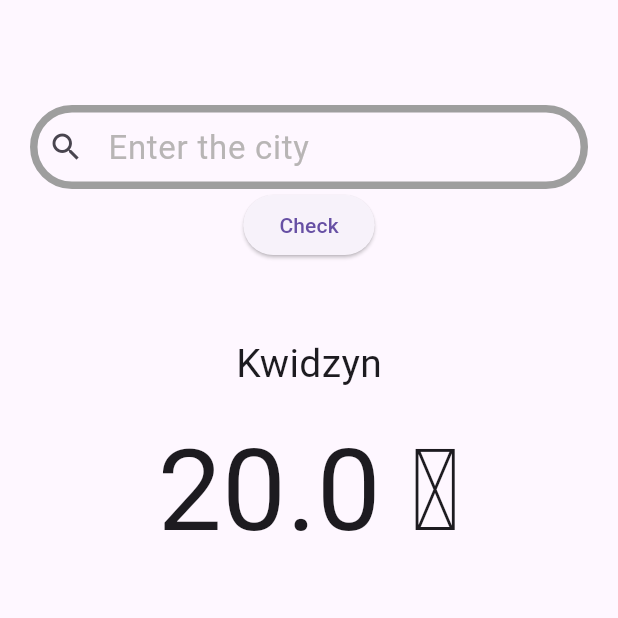
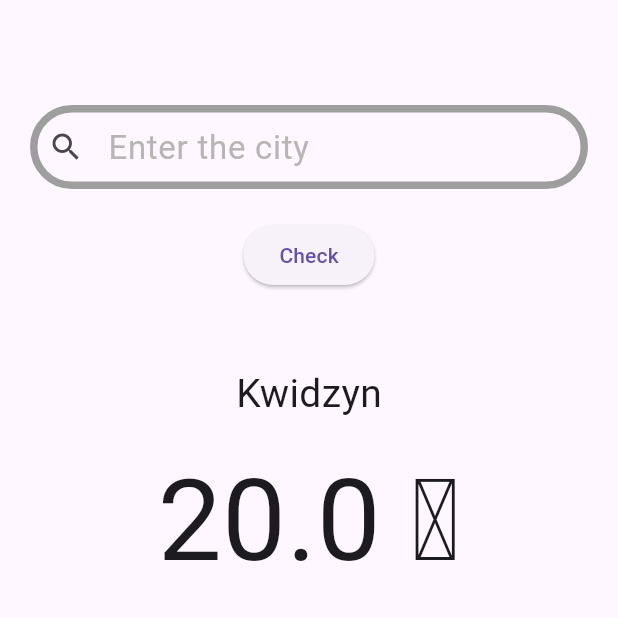
Before and after one commit to patryklaskowski1/api_weather_app, a Flutter app: the screen it shows after launch, after a tap on "Check", on a phone screen of 412 x 824 dp, the top half of it. Run offline on Flutter 3.47's test engine with Material 2 defaults, Android fonts, the phone set to English and light mode, and no system bars; our stand-ins replace bloc, flutter_bloc.

Commit message:
add padding and sizedBox SerchWidget

```diff
--- a/lib/home/widgets/search_widget.dart
+++ b/lib/home/widgets/search_widget.dart
@@ -14,14 +14,15 @@ class SearchWidget extends StatelessWidget {
   Widget build(BuildContext context) {
     return Padding(
       padding: const EdgeInsets.all(20.0),
+      child: Padding(
+        padding: const EdgeInsets.only(top: 50),
         child: Column(
           mainAxisAlignment: MainAxisAlignment.start,
           children: [
-          Padding(
-            padding: const EdgeInsets.only(top: 50),
-            child: TextFieldSearchCity(),
+            TextFieldSearchCity(),
+            const SizedBox(
+              height: 20,
             ),
-          const SizedBox(width: 50),
             ElevatedButton(
               onPressed: () {
                 context
@@ -32,6 +33,7 @@ class SearchWidget extends StatelessWidget {
             ),
           ],
         ),
+      ),
     );
   }
 }
```
Lines whose indentation alone changed are shown as unchanged.
